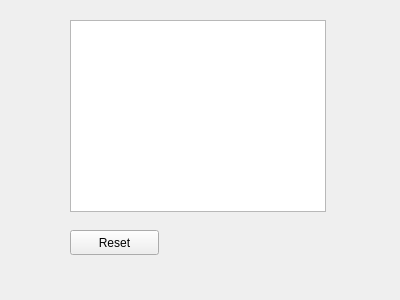
Old version of the form Soro4/driveController/drivecontroller.ui in the repository NoahIsCool/SoRo4.
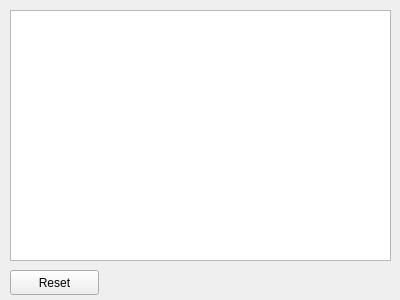
New version of the form.

Commit message: Compiles, reset button does stuff

What changed in the file:
```diff
--- a/Soro4/driveController/drivecontroller.ui
+++ b/Soro4/driveController/drivecontroller.ui
@@ -16,8 +16,8 @@
   <widget class="QPushButton" name="resetButton">
    <property name="geometry">
     <rect>
-     <x>70</x>
-     <y>230</y>
+     <x>10</x>
+     <y>270</y>
      <width>89</width>
      <height>25</height>
     </rect>
@@ -29,10 +29,10 @@
   <widget class="QListWidget" name="consoleList">
    <property name="geometry">
     <rect>
-     <x>70</x>
-     <y>20</y>
-     <width>256</width>
-     <height>192</height>
+     <x>10</x>
+     <y>10</y>
+     <width>381</width>
+     <height>251</height>
     </rect>
    </property>
   </widget>
```
The commit also changes 6 other files.
